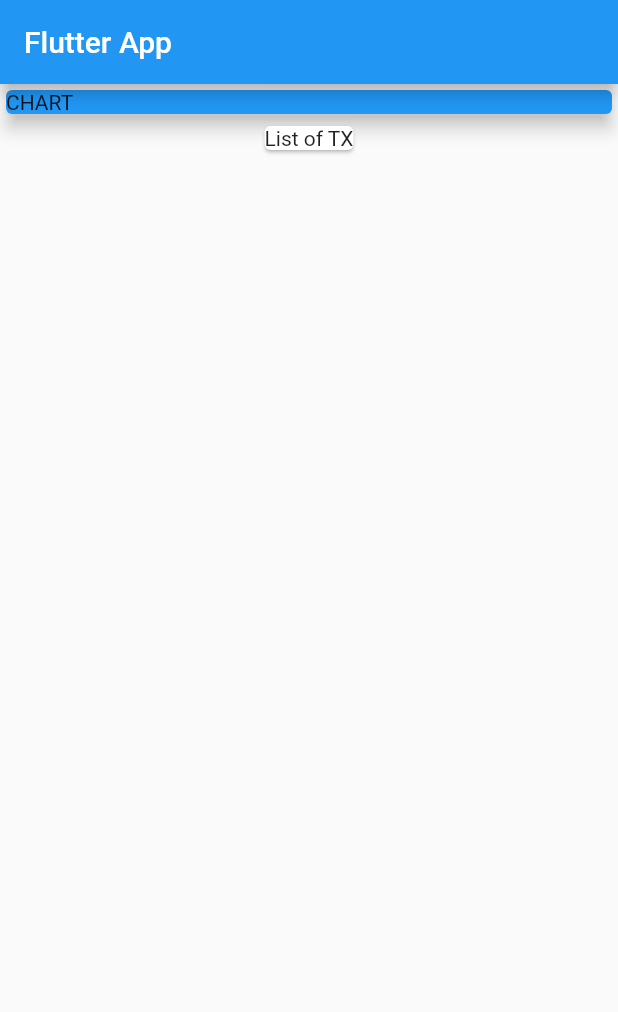
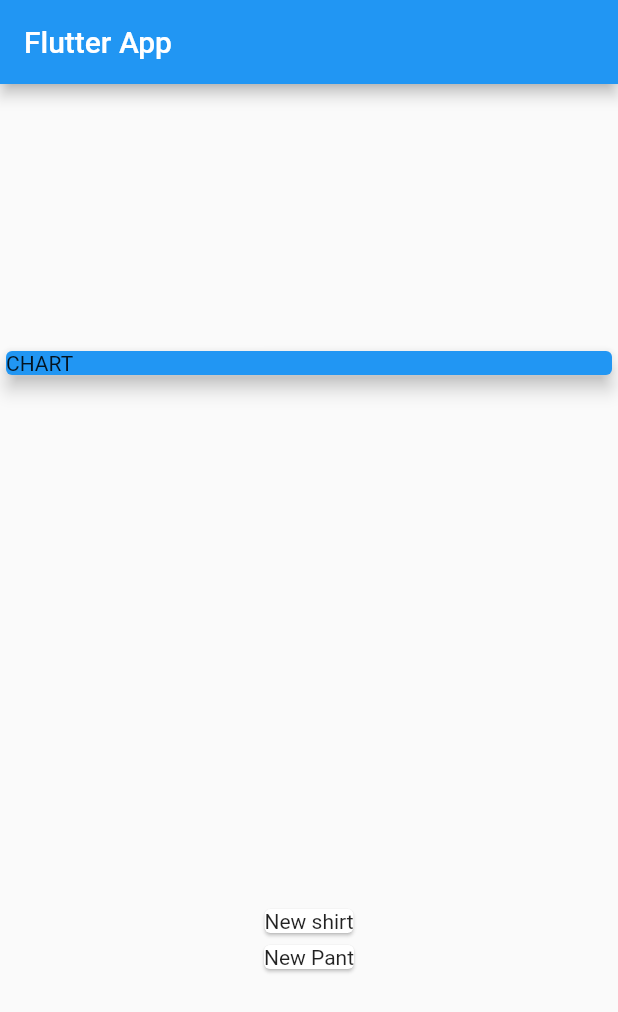
Before and after one commit to lhmisho/Money-App-Flutter, a Flutter app: the screen it shows after launch, on a phone screen of 412 x 824 dp. Shown: the top 1012 px of the screen. Run offline on Flutter 3.47's test engine with Material 2 defaults, Android fonts, the phone set to English and light mode, and no system bars.

Commit message:
transaction model and list view on main

```diff
--- a/lib/main.dart
+++ b/lib/main.dart
@@ -1,4 +1,5 @@
 import 'package:flutter/material.dart';
+import 'package:money_app/models/transaction.dart';
 
 void main() => runApp(MyApp());
 
@@ -14,6 +15,20 @@ class MyApp extends StatelessWidget {
 }
 
 class MyHomePage extends StatelessWidget {
+  final List<Transaction> transactions = [
+    Transaction(
+      id: 't1',
+      title: 'New shirt',
+      amount: 600,
+      date: DateTime.now(),
+    ),
+    Transaction(
+      id: 't2',
+      title: 'New Pant',
+      amount: 500,
+      date: DateTime.now(),
+    )
+  ];
 
   @override
   Widget build(BuildContext context) {
@@ -22,6 +37,8 @@ class MyHomePage extends StatelessWidget {
         title: Text('Flutter App'),
       ),
       body: Column(
+        mainAxisAlignment: MainAxisAlignment.spaceAround,
+        crossAxisAlignment: CrossAxisAlignment.stretch,
         children: <Widget>[
           Container(
             width: double.infinity,
@@ -31,8 +48,12 @@ class MyHomePage extends StatelessWidget {
               elevation: 5,
             ),
           ),
-          Card(
-            child: Text('List of TX'),
+          Column(
+            children: transactions.map((tx) {
+              return Card(
+                child: Text(tx.title),
+              );
+            }).toList(),
           ),
         ],
       ),
--- /dev/null
+++ b/lib/models/transaction.dart
@@ -0,0 +1,14 @@
+import 'package:flutter/foundation.dart';
+
+class Transaction {
+  final String id;
+  final String title;
+  final double amount;
+  final DateTime date;
+
+  Transaction(
+      {@required this.id,
+      @required this.title,
+      @required this.amount,
+      @required this.date});
+}
```
